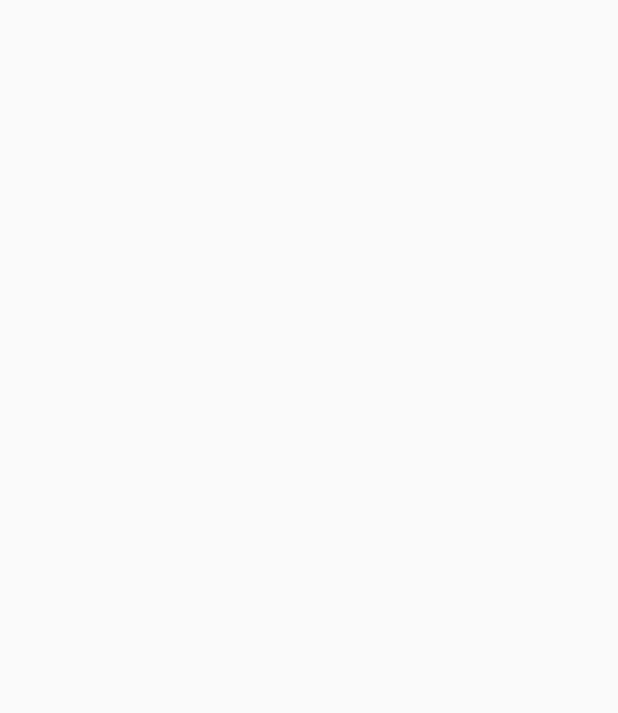
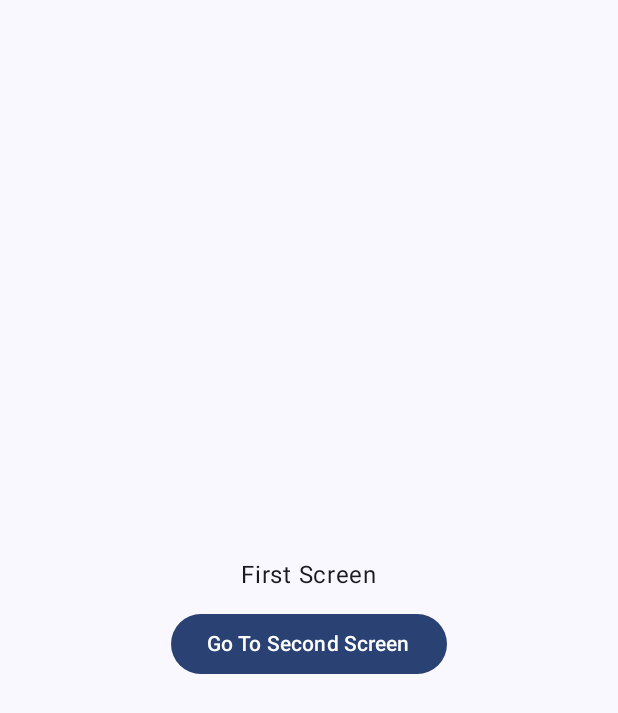
Before and after one commit to deepak252/AndroidJetpackCompose, an Android app built with Jetpack Compose: the screen it shows after launch (MainActivity), on a phone screen of 412 x 824 dp. Before the commit the part shown is empty. Shown: the top 713 px of the screen. Run offline under Robolectric (Android 15) with nearby library versions, the phone set to English and light mode, and no system bars.

Commit message:
Navigation Component, NavHostController

```diff
--- a/app/build.gradle
+++ b/app/build.gradle
@@ -67,4 +67,6 @@ dependencies {
     androidTestImplementation 'androidx.compose.ui:ui-test-junit4'
     debugImplementation 'androidx.compose.ui:ui-tooling'
     debugImplementation 'androidx.compose.ui:ui-test-manifest'
+
+    implementation "androidx.navigation:navigation-compose:2.5.3"
 }
--- a/app/src/main/java/com/example/jetpackcomposeapp/MainActivity.kt
+++ b/app/src/main/java/com/example/jetpackcomposeapp/MainActivity.kt
@@ -10,13 +10,14 @@ import androidx.compose.material3.Text
 import androidx.compose.runtime.Composable
 import androidx.compose.ui.Modifier
 import androidx.compose.ui.tooling.preview.Preview
+import com.example.jetpackcomposeapp.screens.FirstScreen
 import com.example.jetpackcomposeapp.ui.theme.JetpackComposeAppTheme
 
 class MainActivity : ComponentActivity() {
     override fun onCreate(savedInstanceState: Bundle?) {
         super.onCreate(savedInstanceState)
         setContent {
-
+            MyAppNavHost()
         }
     }
 }
--- /dev/null
+++ b/app/src/main/java/com/example/jetpackcomposeapp/MyAppNavHost.kt
@@ -0,0 +1,41 @@
+package com.example.jetpackcomposeapp
+
+import androidx.compose.runtime.Composable
+import androidx.compose.ui.Modifier
+import androidx.navigation.NavHostController
+import androidx.navigation.compose.NavHost
+import androidx.navigation.compose.composable
+import androidx.navigation.compose.rememberNavController
+import com.example.jetpackcomposeapp.screens.FirstScreen
+import com.example.jetpackcomposeapp.screens.SecondScreen
+import com.example.jetpackcomposeapp.screens.ThirdScreen
+import com.example.jetpackcomposeapp.utils.Screen
+
+@Composable
+fun MyAppNavHost(
+    modifier: Modifier = Modifier,
+    navController: NavHostController = rememberNavController(),
+    startDest: String = Screen.FirstScreen.route
+){
+//    NavHost(
+//        navController = navController,
+//        startDestination = startDest
+//    )
+    NavHost(
+        navController = navController,
+        startDestination = startDest
+    ){
+        composable( Screen.FirstScreen.route ){
+            FirstScreen(navHostController = navController)
+        }
+        composable( Screen.SecondScreen.route ){
+            SecondScreen(navHostController = navController)
+        }
+        composable( Screen.ThirdScreen.route ){
+            var data = it.arguments?.getString("data") // key=data (to et data)
+            ThirdScreen(data)
+        }
+    }
+
+
+}
--- /dev/null
+++ b/app/src/main/java/com/example/jetpackcomposeapp/screens/FirstScreen.kt
@@ -0,0 +1,46 @@
+package com.example.jetpackcomposeapp.screens
+
+import androidx.compose.foundation.layout.Arrangement
+import androidx.compose.foundation.layout.Column
+import androidx.compose.foundation.layout.Spacer
+import androidx.compose.foundation.layout.fillMaxSize
+import androidx.compose.foundation.layout.height
+import androidx.compose.material3.Button
+import androidx.compose.material3.MaterialTheme
+import androidx.compose.material3.Surface
+import androidx.compose.material3.Text
+import androidx.compose.runtime.Composable
+import androidx.compose.ui.Alignment
+import androidx.compose.ui.Modifier
+import androidx.compose.ui.unit.dp
+import androidx.navigation.NavHostController
+import com.example.jetpackcomposeapp.ui.theme.JetpackComposeAppTheme
+import com.example.jetpackcomposeapp.utils.Screen
+
+@Composable
+fun FirstScreen(
+    navHostController: NavHostController
+){
+    JetpackComposeAppTheme(
+    ) {
+        Surface(
+            color = MaterialTheme.colorScheme.background
+        ) {
+            Column(
+                modifier = Modifier.fillMaxSize(),
+                horizontalAlignment = Alignment.CenterHorizontally,
+                verticalArrangement = Arrangement.Center
+            ) {
+                Text(
+                    text = "First Screen"
+                )
+                Spacer(modifier = Modifier.height(10.dp))
+                Button(onClick = {
+                    navHostController.navigate(Screen.SecondScreen.route)
+                }) {
+                    Text(text = "Go To Second Screen")
+                }
+            }
+        }
+    }
+}
--- /dev/null
+++ b/app/src/main/java/com/example/jetpackcomposeapp/utils/Screen.kt
@@ -0,0 +1,9 @@
+package com.example.jetpackcomposeapp.utils
+
+sealed class Screen(val route : String){
+    object FirstScreen : Screen("FirstScreen")
+    object SecondScreen : Screen("SecondScreen")
+    object ThirdScreen : Screen("{data}/ThirdScreen"){
+        fun createRoute(data : String) = "$data/ThirdScreen"  // to get data
+    }
+}
```
Also changed, not shown: app/src/main/java/com/example/jetpackcomposeapp/screens/SecondScreen.kt (added, +54 -0 lines), app/src/main/java/com/example/jetpackcomposeapp/screens/ThirdScreen.kt (added, +37 -0 lines).
